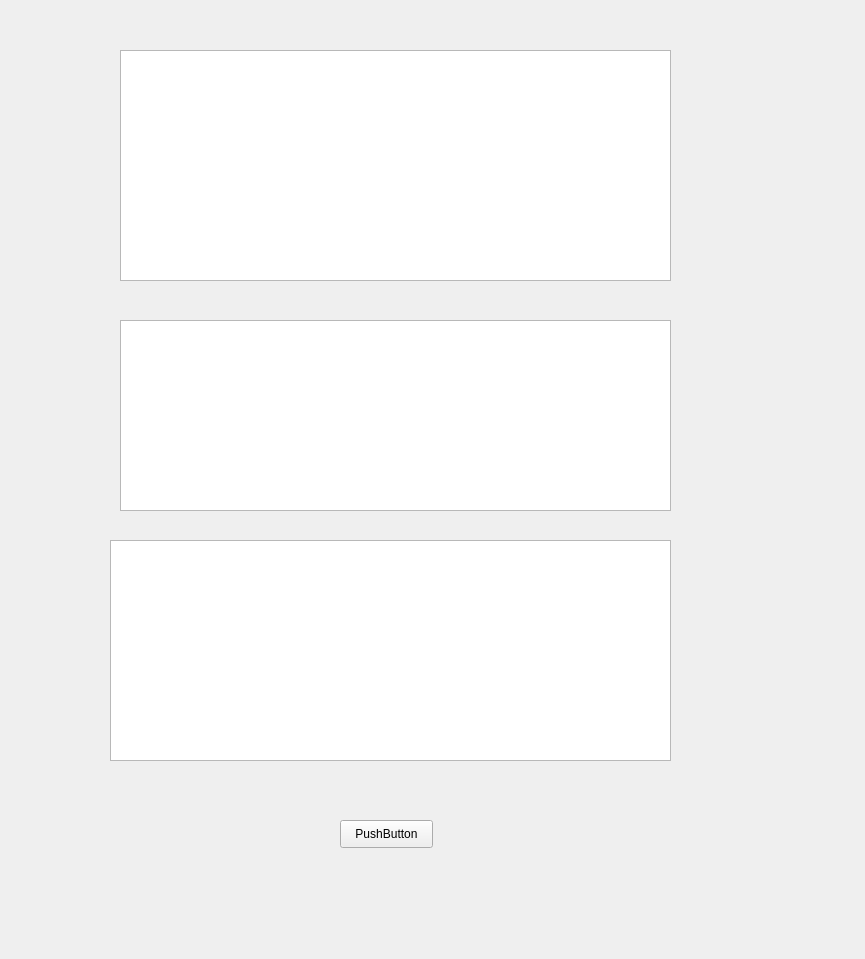
Before: the Qt Designer form ui/commitwindow.ui in hidog/HiGit, drawn with Qt 5.
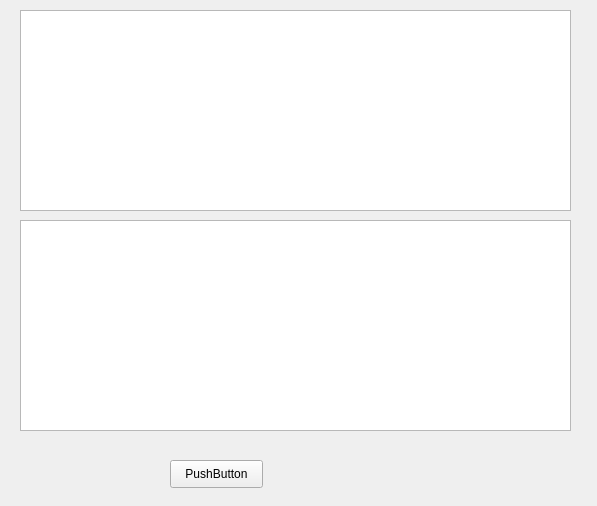
After: the same form once the commit is applied.

Patch:
```diff
--- a/ui/commitwindow.ui
+++ b/ui/commitwindow.ui
@@ -6,8 +6,8 @@
    <rect>
     <x>0</x>
     <y>0</y>
-    <width>865</width>
-    <height>959</height>
+    <width>597</width>
+    <height>506</height>
    </rect>
   </property>
   <property name="windowTitle">
@@ -16,38 +16,28 @@
   <widget class="QTextEdit" name="textEdit">
    <property name="geometry">
     <rect>
-     <x>120</x>
-     <y>50</y>
+     <x>20</x>
+     <y>10</y>
      <width>551</width>
-     <height>231</height>
+     <height>201</height>
     </rect>
    </property>
   </widget>
   <widget class="QListWidget" name="listWidget">
    <property name="geometry">
     <rect>
-     <x>120</x>
-     <y>320</y>
+     <x>20</x>
+     <y>220</y>
      <width>551</width>
-     <height>191</height>
-    </rect>
-   </property>
-  </widget>
-  <widget class="QListWidget" name="listWidget_2">
-   <property name="geometry">
-    <rect>
-     <x>110</x>
-     <y>540</y>
-     <width>561</width>
-     <height>221</height>
+     <height>211</height>
     </rect>
    </property>
   </widget>
   <widget class="QPushButton" name="pushButton">
    <property name="geometry">
     <rect>
-     <x>340</x>
-     <y>820</y>
+     <x>170</x>
+     <y>460</y>
      <width>93</width>
      <height>28</height>
     </rect>
```
Left out of the diff: 4 changed lines with no effect on the pictures.
